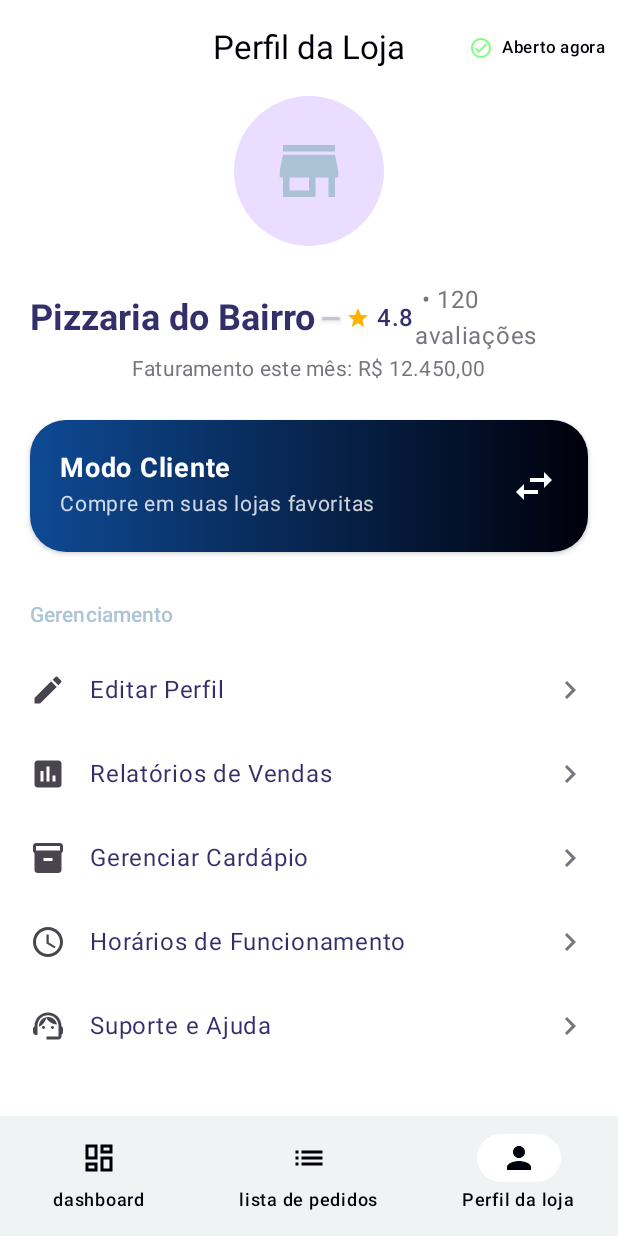
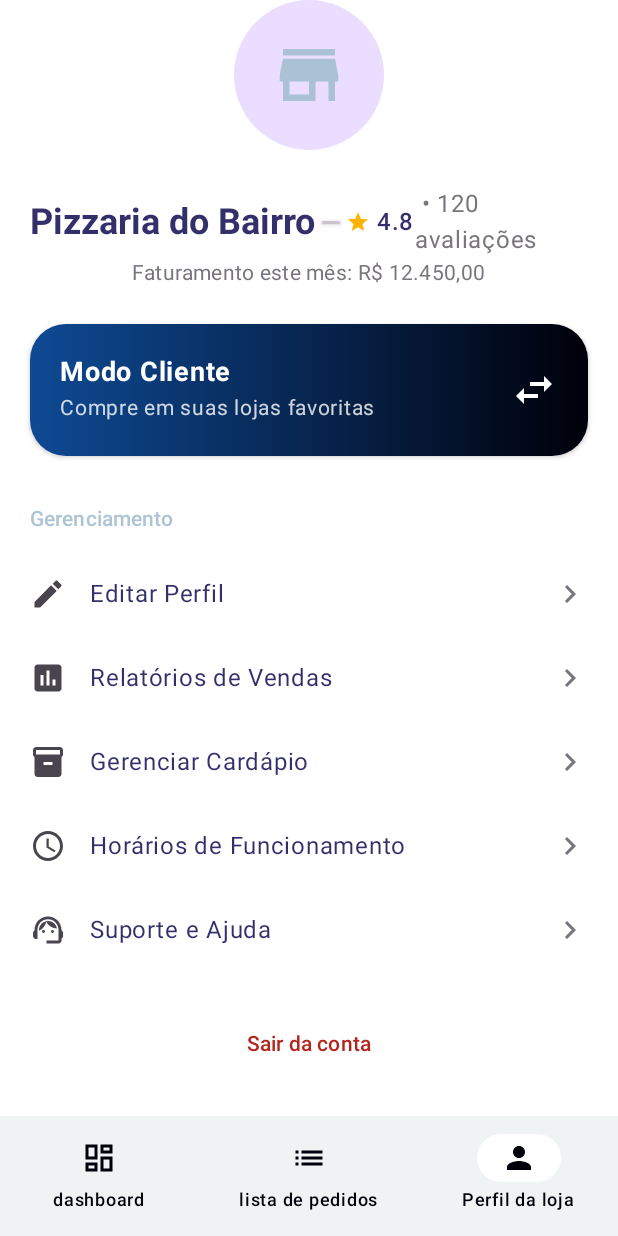
Before and after one commit to HBraSil/LimpOn-Products, an Android app built with Jetpack Compose: the StoreProfileScreen screen opened through its navigation route, on a phone screen of 412 x 824 dp. Run offline under Robolectric (Android 15) with nearby library versions, the phone set to English and light mode, and no system bars; our stand-ins replace Dagger/Hilt's generated code, Firebase (no records; nobody signed in at launch, a user with empty details on screens opened directly); libraries missing offline, so code that uses them is left out: androidx.hilt.lifecycle; Roboto replaces fonts that are not available here.

Commit message:
New changes in DashboardScreen.kt and StoreProfileScreen.kt

```diff
--- a/app/src/main/java/com/example/produtosdelimpeza/compose/seller/dashboard/DashboardScreen.kt
+++ b/app/src/main/java/com/example/produtosdelimpeza/compose/seller/dashboard/DashboardScreen.kt
@@ -116,8 +116,8 @@ fun DashboardScreen(
                 onClick = onCreateProduct,
                 icon = { Icon(Icons.Default.Add, contentDescription = null) },
                 text = { Text("Criar produto") },
-                containerColor = MaterialTheme.colorScheme.primary,
-                contentColor = MaterialTheme.colorScheme.onPrimary
+                containerColor = MaterialTheme.colorScheme.secondary,
+                contentColor = MaterialTheme.colorScheme.background
             )
         },
     ) { paddingValues ->
@@ -134,7 +134,6 @@ fun DashboardScreen(
                 StoreProfileCardAdvanced(
                     storeName = "Pastelaria do Zé",
                     avatarRes = null, // could be painterResource
-                    isOnline = true,
                     itemsActive = 24,
                     avgResponseTime = "8m",
                     recentFeedbackCount = 7,
@@ -173,6 +172,7 @@ fun DashboardScreen(
 @OptIn(ExperimentalMaterial3Api::class)
 @Composable
 fun PremiumTopBar() {
+    val isOnline = true
     CenterAlignedTopAppBar(
         colors = TopAppBarDefaults.centerAlignedTopAppBarColors(
             Color.White
@@ -191,13 +191,26 @@ fun PremiumTopBar() {
                     Icon(Icons.Default.LocalCafe, contentDescription = "Brand", tint = MaterialTheme.colorScheme.primary)
                 }
                 Spacer(modifier = Modifier.width(10.dp))
-                // subtle contextual chip (today)
-                AssistChip(onClick = { /* calendar or date picker */ }, label = { Text("Hoje") })
+                AssistChip(
+                    onClick = { /* toggle online? */ },
+                    label = { Text(if (isOnline) "Online" else "Offline", fontSize = 12.sp) },
+                    leadingIcon = {
+                        Icon(
+                            imageVector = Icons.Default.Circle,
+                            contentDescription = null,
+                            tint = Color.Green,
+                            modifier = Modifier.size(12.dp)
+                        )
+                    },
+                    colors = AssistChipDefaults.assistChipColors(containerColor = if (isOnline) MaterialTheme.colorScheme.primary.copy(alpha = 0.12f) else MaterialTheme.colorScheme.error.copy(alpha = 0.12f))
+                )
             }
         },
         actions = {
-            IconButton(onClick = { /* search */ }) { Icon(Icons.Default.Search, contentDescription = "Buscar") }
-            BadgedBox(badge = { Badge { Text("3") } }) {
+            BadgedBox(
+                badge = { Badge { Text("3") } },
+                modifier = Modifier.padding(end = 10.dp)
+            ) {
                 IconButton(onClick = { /* notifications */ }) { Icon(Icons.Default.Notifications, contentDescription = "Notificações") }
             }
         }
@@ -205,17 +218,11 @@ fun PremiumTopBar() {
 }
 
 
-@Composable
-fun PremiumHomeContent(listState: LazyListState) {
-
-}
-
 @OptIn(ExperimentalAnimationApi::class)
 @Composable
 fun StoreProfileCardAdvanced(
     storeName: String,
     avatarRes: Int? = null,
-    isOnline: Boolean,
     itemsActive: Int,
     avgResponseTime: String,
     recentFeedbackCount: Int,
@@ -257,23 +264,8 @@ fun StoreProfileCardAdvanced(
             Spacer(modifier = Modifier.width(12.dp))
 
             Column(modifier = Modifier.weight(1f)) {
-                Row(verticalAlignment = Alignment.CenterVertically) {
-                    Text(storeName, style = MaterialTheme.typography.titleMedium, fontWeight = FontWeight.Bold)
-                    Spacer(modifier = Modifier.width(8.dp))
-                    // status chip
-                    AssistChip(
-                        onClick = { /* toggle online? */ },
-                        label = { Text(if (isOnline) "Online" else "Offline", fontSize = 12.sp) },
-                        leadingIcon = {
-                            Icon(Icons.Default.Circle, contentDescription = null, modifier = Modifier.size(12.dp))
-                        },
-                        colors = AssistChipDefaults.assistChipColors(containerColor = if (isOnline) MaterialTheme.colorScheme.primary.copy(alpha = 0.12f) else MaterialTheme.colorScheme.error.copy(alpha = 0.12f))
-                    )
-                }
-
+                Text(storeName, style = MaterialTheme.typography.titleMedium, fontWeight = FontWeight.Bold)
                 Spacer(modifier = Modifier.height(6.dp))
-
-                // micro metrics inline
                 Row(horizontalArrangement = Arrangement.spacedBy(12.dp)) {
                     TinyMetric(label = "Itens", value = "$itemsActive")
                     TinyMetric(label = "Resposta", value = avgResponseTime)
@@ -578,7 +570,7 @@ fun SalesSummaryCardInteractive(
             modifier = Modifier
                 .weight(0.45f)
                 .background(
-                    color =  MaterialTheme.colorScheme.background.copy(0.6f)
+                    color =  MaterialTheme.colorScheme.background.copy(0.4f)
             )
         ) {
             Row(
@@ -593,7 +585,7 @@ fun SalesSummaryCardInteractive(
                 Text(
                     text = "$animatedItems itens",
                     style = MaterialTheme.typography.titleMedium.copy(fontWeight = FontWeight.SemiBold),
-                    color = MaterialTheme.colorScheme.onSecondary.copy(blue = 1f)
+                    color = MaterialTheme.colorScheme.onSurface.copy(0.3f)
                 )
                 Spacer(modifier = Modifier.weight(1f))
                 Text(
@@ -628,7 +620,7 @@ fun SalesSummaryCardInteractive(
                     Text(
                         "Vendas - Últimos 7 dias",
                         style = MaterialTheme.typography.titleMedium.copy(fontWeight = FontWeight.SemiBold),
-                        color = MaterialTheme.colorScheme.background
+                        color = MaterialTheme.colorScheme.onSurface
                     )
                     Text(
                         text = "Toque no gráfico para ver valores por dia",
--- a/app/src/main/java/com/example/produtosdelimpeza/compose/seller/profile/StoreProfileScreen.kt
+++ b/app/src/main/java/com/example/produtosdelimpeza/compose/seller/profile/StoreProfileScreen.kt
@@ -42,8 +42,6 @@ import androidx.compose.foundation.layout.padding
 import androidx.compose.foundation.layout.width
 import androidx.compose.foundation.lazy.LazyListState
 import androidx.compose.foundation.shape.RoundedCornerShape
-import androidx.compose.material.icons.automirrored.filled.List
-import androidx.compose.material.icons.filled.List
 import androidx.compose.material3.ElevatedCard
 import androidx.compose.material3.HorizontalDivider
 import androidx.compose.material3.MaterialTheme
@@ -55,46 +53,11 @@ import androidx.compose.runtime.getValue
 import androidx.compose.runtime.mutableStateOf
 import androidx.compose.runtime.remember
 import androidx.compose.runtime.setValue
-import androidx.compose.ui.geometry.CornerRadius
-import androidx.compose.ui.geometry.Offset
-import androidx.compose.ui.geometry.Rect
-import androidx.compose.ui.geometry.Size
 import androidx.compose.ui.graphics.Brush
-import androidx.compose.ui.graphics.Path
 import androidx.compose.ui.graphics.vector.ImageVector
-import androidx.compose.ui.input.pointer.pointerInput
-import androidx.compose.ui.layout.onGloballyPositioned
-import androidx.compose.ui.semantics.Role
-import androidx.compose.ui.unit.toSize
-import androidx.compose.ui.zIndex
-import com.example.produtosdelimpeza.commons.ProfileMode
-import com.example.produtosdelimpeza.viewmodels.NavigationLastUserModeViewModel
-import kotlinx.coroutines.delay
-import kotlinx.coroutines.launch
-import java.text.NumberFormat
-import java.util.Locale
-import androidx.compose.animation.*
 import androidx.compose.foundation.*
-import androidx.compose.foundation.layout.*
-import androidx.compose.foundation.lazy.LazyColumn
-import androidx.compose.foundation.shape.CircleShape
-import androidx.compose.material.icons.automirrored.outlined.Help
-import androidx.compose.material.icons.automirrored.outlined.Logout
-import androidx.compose.material.icons.filled.*
-import androidx.compose.material3.*
-import androidx.compose.runtime.*
-import androidx.compose.ui.unit.dp
-import androidx.compose.ui.unit.sp
-import androidx.compose.animation.*
-import androidx.compose.foundation.*
-import androidx.compose.foundation.layout.*
-import androidx.compose.foundation.lazy.LazyColumn
-import androidx.compose.foundation.shape.CircleShape
 import androidx.compose.material.icons.outlined.AddCircle
-import androidx.compose.material.icons.outlined.CheckCircle
-import androidx.compose.ui.draw.clip
 import androidx.compose.ui.draw.shadow
-import androidx.compose.ui.unit.sp
 import com.example.produtosdelimpeza.navigation.route.CustomerScreen
 import com.example.produtosdelimpeza.navigation.route.StoreScreen
 
@@ -105,43 +68,12 @@ fun StoreProfileScreen(onOpenProfile: (String) -> Unit) {
     val scrollState = rememberScrollState()
 
     Scaffold(
-        topBar = {
-            // TopBar que reage ao scroll (opcionalmente pode mudar a cor do container)
-            CenterAlignedTopAppBar(
-                title = { Text("Perfil da Loja", style = MaterialTheme.typography.titleLarge) },
-                actions = {
-                    Row(
-                        modifier = Modifier
-                            .background(
-                                MaterialTheme.colorScheme.background,
-                                RoundedCornerShape(12.dp)
-                            )
-                            .padding(4.dp),
-                        verticalAlignment = Alignment.CenterVertically
-                    ) {
-                        Icon(
-                            imageVector = Icons.Outlined.CheckCircle,
-                            contentDescription = "",
-                            modifier = Modifier.size(16.dp),
-                            tint = Color.Green.copy(0.5f)
-                        )
-                        Spacer(Modifier.width(6.dp))
-                        Text(
-                            text = "Aberto agora",
-                            style = MaterialTheme.typography.labelSmall,
-                            color = MaterialTheme.colorScheme.onSurface
-                        )
-                    }
-                },
-                colors = TopAppBarDefaults.centerAlignedTopAppBarColors(
-                    containerColor = MaterialTheme.colorScheme.surface.copy(alpha = if (scrollState.value > 100) 1f else 0f)
-                )
-            )
-        }
+
     ) { padding ->
         Column(
             modifier = Modifier
                 .fillMaxSize()
+                .statusBarsPadding()
                 .verticalScroll(scrollState)
                 .padding(padding)
         ) {
@@ -283,8 +215,9 @@ fun SwitchProfileCard(onSwitchProfileClick: (String) -> Unit, onSignOutClick: ()
                     },
                     modifier = Modifier
                         .clickable {
-                            if (profile.key != StoreScreen.DASHBOARD.route)
-                            onSwitchProfileClick(profile.key)
+                            if (profile.key != StoreScreen.DASHBOARD.route) {
+                                onSwitchProfileClick(profile.key)
+                            }
                             isSheetOpen = false
                         }
                         .padding(horizontal = 8.dp)
```
